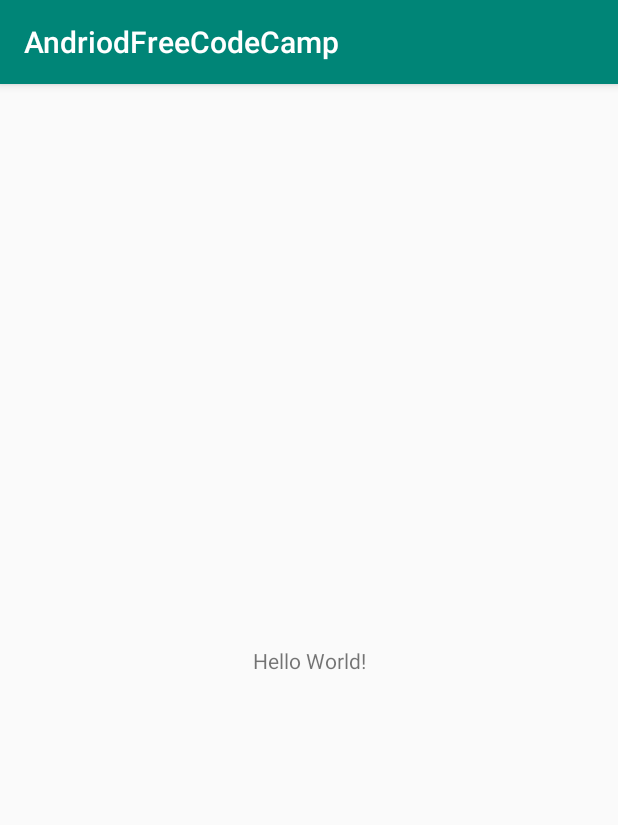
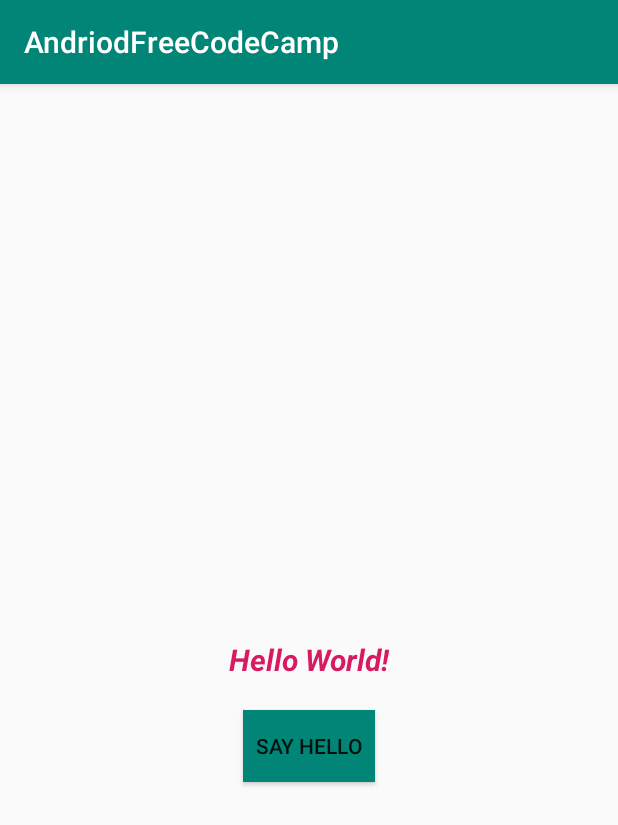
Before and after one commit to arjunarjun27/AndriodFreeCodeCamp, an Android app: the screen it shows after launch (MainActivity), on a phone screen of 412 x 824 dp. Shown: the top 825 px of the screen. Run offline under Robolectric (Android 15) with nearby library versions, the phone set to English and light mode, and no system bars.

Commit message:
relative layout

```diff
--- a/app/src/main/res/layout/activity_main.xml
+++ b/app/src/main/res/layout/activity_main.xml
@@ -1,5 +1,5 @@
 <?xml version="1.0" encoding="utf-8"?>
-<androidx.constraintlayout.widget.ConstraintLayout xmlns:android="http://schemas.android.com/apk/res/android"
+<RelativeLayout xmlns:android="http://schemas.android.com/apk/res/android"
     xmlns:app="http://schemas.android.com/apk/res-auto"
     xmlns:tools="http://schemas.android.com/tools"
     android:layout_width="match_parent"
@@ -7,12 +7,27 @@
     tools:context=".MainActivity">
 
     <TextView
+        android:id="@+id/txtWelcome"
         android:layout_width="wrap_content"
         android:layout_height="wrap_content"
         android:text="Hello World!"
-        app:layout_constraintBottom_toBottomOf="parent"
-        app:layout_constraintLeft_toLeftOf="parent"
-        app:layout_constraintRight_toRightOf="parent"
-        app:layout_constraintTop_toTopOf="parent" />
+        android:layout_centerHorizontal="true"
+        android:layout_centerVertical="true"
+        android:layout_centerInParent="true"
+        android:textSize="20sp"
+        android:textStyle="bold|italic"
+        android:textColor="@color/colorAccent"
+     />
 
-</androidx.constraintlayout.widget.ConstraintLayout>
+
+    <Button
+        android:layout_width="wrap_content"
+        android:layout_height="wrap_content"
+        android:text="Say Hello"
+        android:layout_below="@id/txtWelcome"
+        android:layout_centerHorizontal="true"
+        android:layout_marginTop="20dp"
+        android:background="@color/colorPrimary"
+        />
+
+</RelativeLayout>
```
